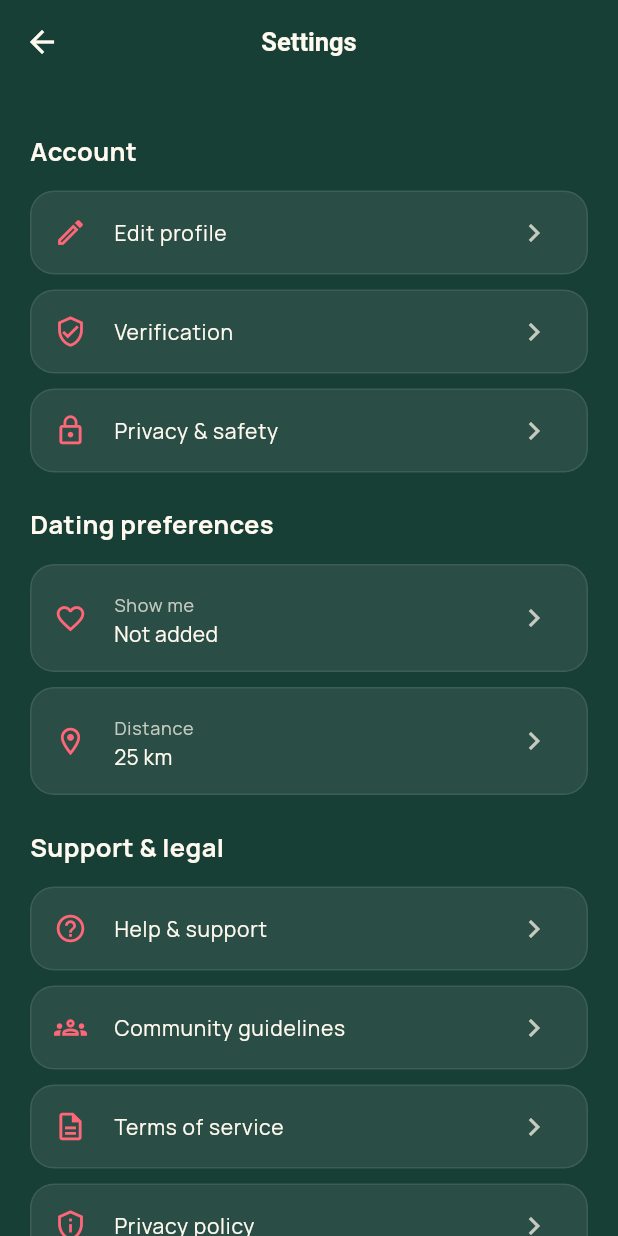
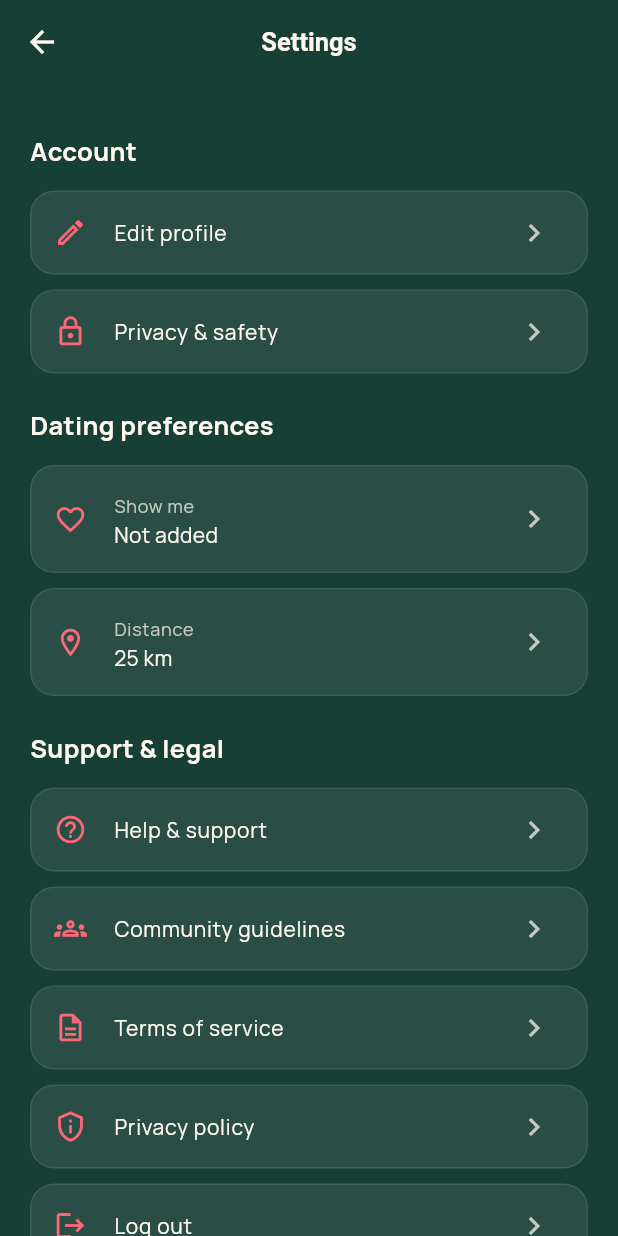
Before and after one commit to AnkaraoBalu/Dating-App, a Flutter app: the ProfileMainScreen widget shown alone on an empty page, opened directly with empty values, after a tap on the "settings" icon, on a phone screen of 412 x 824 dp. Run offline on Flutter 3.47's test engine with Material 3 defaults, Android fonts, the phone set to English and light mode, and no system bars; our stand-ins replace app_links, camera, firebase_core, firebase_messaging, flutter_dotenv, flutter_local_notifications and 6 more; missing offline and left inert: clerk_flutter, flutter_ringtone_player, livekit_client, record; accounts and stored records are empty; generated files the repository leaves out were written again; network calls fail.

Commit message:
Hide unfinished features before Play review
- Discover: hide the Just2+ upgrade banner (no paid plan yet).
- Chat info: remove Video call, Mute and the inactive Notifications switch.
- Chat menu: hide Clear chat.
- Profile setup: skip the Connect Spotify step after basics.
- Profile and Settings: hide the developer-only Verification entry.

Code stays in place and is marked for restoring.

Co-Authored-By: Claude Opus 5.5 <noreply@anthropic.com>

```diff
--- a/DatingAPP/lib/features/chat/presentation/screens/conversation_screen.dart
+++ b/DatingAPP/lib/features/chat/presentation/screens/conversation_screen.dart
@@ -465,7 +465,6 @@ class _ConversationScreenState extends State<ConversationScreen>
         builder: (_) => ChatSearchScreen(match: widget.match),
       ),
     ),
-    onClear: () => _notice('Clearing messages is not available yet.'),
   );
 
   void _notice(String text) =>
--- a/DatingAPP/lib/features/chat/presentation/widgets/chat_sheets.dart
+++ b/DatingAPP/lib/features/chat/presentation/widgets/chat_sheets.dart
@@ -191,7 +191,7 @@ void showChatOptionsSheet(
   required VoidCallback onChatInfo,
   required VoidCallback onSharedMedia,
   required VoidCallback onSearch,
-  required VoidCallback onClear,
+  VoidCallback? onClear,
 }) => showModalBottomSheet<void>(
   context: context,
   backgroundColor: AppColors.surface,
@@ -232,6 +232,7 @@ void showChatOptionsSheet(
             onSearch();
           },
         ),
+        if (onClear != null)
           ListTile(
             leading: const Icon(
               Icons.delete_outline_rounded,
--- a/DatingAPP/lib/features/home/presentation/widgets/home_explore_sections.dart
+++ b/DatingAPP/lib/features/home/presentation/widgets/home_explore_sections.dart
@@ -81,6 +81,8 @@ extension _HomeExploreSections on _HomeScreenState {
     ),
   );
 
+  // Hidden for now; see home_feed_layout.dart.
+  // ignore: unused_element
   Widget _upgradeBanner() => Container(
     padding: const EdgeInsets.all(13),
     decoration: BoxDecoration(
--- a/DatingAPP/lib/features/profile/presentation/screens/profile_main_screen.dart
+++ b/DatingAPP/lib/features/profile/presentation/screens/profile_main_screen.dart
@@ -11,7 +11,8 @@ import 'profile_insights_screen.dart';
 import 'profile_photo_gallery_screen.dart';
 import 'profile_preview_screen.dart';
 import 'profile_settings_screen.dart';
-import 'profile_verification_screen.dart';
+// Restore with the hidden Verification tile below.
+// import 'profile_verification_screen.dart';
 
 class ProfileMainScreen extends StatelessWidget {
   const ProfileMainScreen({super.key, required this.controller});
@@ -255,15 +256,17 @@ class ProfileMainScreen extends StatelessWidget {
                         onTap: () =>
                             open(ProfilePreviewScreen(controller: controller)),
                       ),
-                      ProfileTile(
-                        title: p.verified
-                            ? 'Verified profile'
-                            : 'Verify your profile',
-                        icon: Icons.verified_user_outlined,
-                        onTap: () => open(
-                          ProfileVerificationScreen(controller: controller),
-                        ),
-                      ),
+                      // Verification is hidden until the selfie check has a
+                      // production backend; the screen is a developer test.
+                      // ProfileTile(
+                      //   title: p.verified
+                      //       ? 'Verified profile'
+                      //       : 'Verify your profile',
+                      //   icon: Icons.verified_user_outlined,
+                      //   onTap: () => open(
+                      //     ProfileVerificationScreen(controller: controller),
+                      //   ),
+                      // ),
                       ProfileTile(
                         title: 'Profile insights',
                         icon: Icons.insights_outlined,
--- a/DatingAPP/lib/features/profile/presentation/screens/profile_settings_screen.dart
+++ b/DatingAPP/lib/features/profile/presentation/screens/profile_settings_screen.dart
@@ -9,7 +9,8 @@ import '../../models/member_profile.dart';
 import '../widgets/profile_widgets.dart';
 import 'profile_edit_screen.dart';
 import 'profile_privacy_screen.dart';
-import 'profile_verification_screen.dart';
+// Restore with the hidden Verification tile below.
+// import 'profile_verification_screen.dart';
 import '../../../notifications/data/push_notifications_service.dart';
 
 class ProfileSettingsScreen extends StatelessWidget {
@@ -207,17 +208,19 @@ class ProfileSettingsScreen extends StatelessWidget {
               ),
             ),
           ),
-          ProfileTile(
-            title: 'Verification',
-            icon: Icons.verified_user_outlined,
-            onTap: () => Navigator.push(
-              context,
-              MaterialPageRoute<void>(
-                builder: (_) =>
-                    ProfileVerificationScreen(controller: controller),
-              ),
-            ),
-          ),
+          // Verification is hidden until the selfie check has a production
+          // backend (see profile_main_screen.dart).
+          // ProfileTile(
+          //   title: 'Verification',
+          //   icon: Icons.verified_user_outlined,
+          //   onTap: () => Navigator.push(
+          //     context,
+          //     MaterialPageRoute<void>(
+          //       builder: (_) =>
+          //           ProfileVerificationScreen(controller: controller),
+          //     ),
+          //   ),
+          // ),
           ProfileTile(
             title: 'Privacy & safety',
             icon: Icons.lock_outline,
--- a/DatingAPP/lib/features/profile_setup/presentation/controllers/profile_setup_actions.dart
+++ b/DatingAPP/lib/features/profile_setup/presentation/controllers/profile_setup_actions.dart
@@ -202,7 +202,8 @@ extension _ProfileSetupActions on _ProfileSetupScreenState {
       _basicValues
         ..clear()
         ..addAll(saved);
-      _step = 9;
+      // Step 9 (Connect Spotify) is skipped until Spotify is connected.
+      _step = 10;
     });
   }
 }
--- a/DatingAPP/lib/features/profile_setup/presentation/controllers/profile_setup_navigation.dart
+++ b/DatingAPP/lib/features/profile_setup/presentation/controllers/profile_setup_navigation.dart
@@ -77,7 +77,8 @@ extension _ProfileSetupNavigation on _ProfileSetupScreenState {
     } else {
       _refresh(() {
         if (_step == 4) _draft.selectedSection = null;
-        _step--;
+        // Step 9 (Connect Spotify) is skipped; go back to the basics intro.
+        _step = _step == 10 ? 8 : _step - 1;
       });
     }
   }
```
Also changed, not shown: DatingAPP/lib/features/chat/presentation/screens/chat_info_screen.dart (+0 -19 lines), DatingAPP/lib/features/home/presentation/widgets/home_feed_layout.dart (+7 -4 lines), 1 other file. Lines whose indentation alone changed are shown as unchanged.
